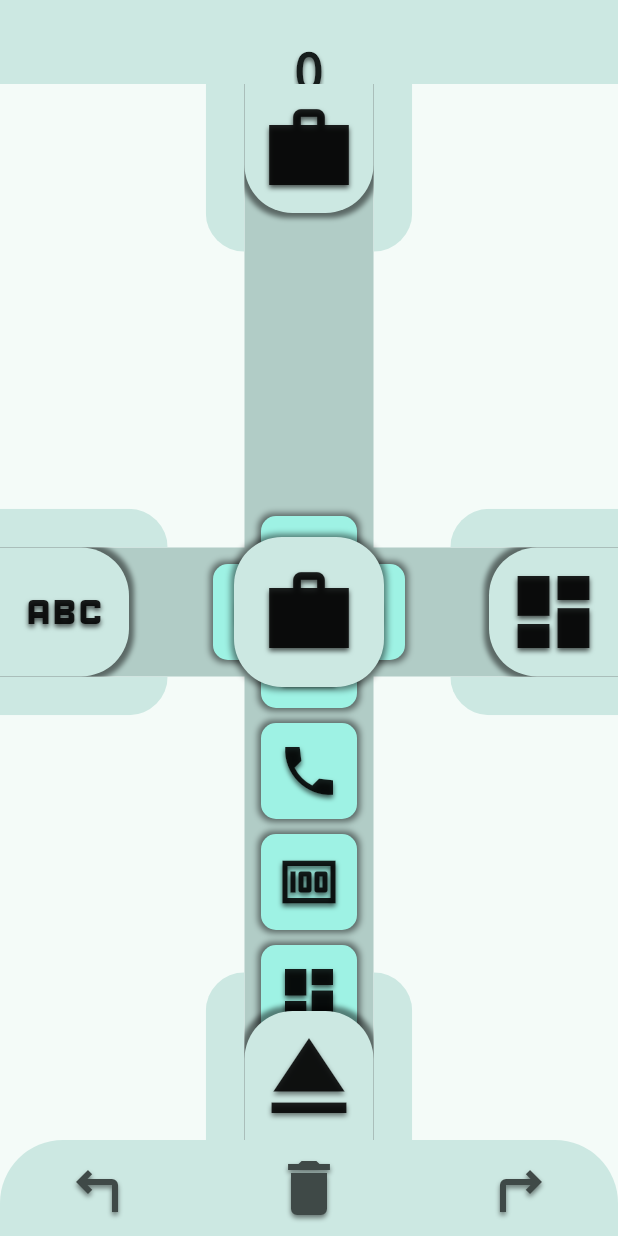
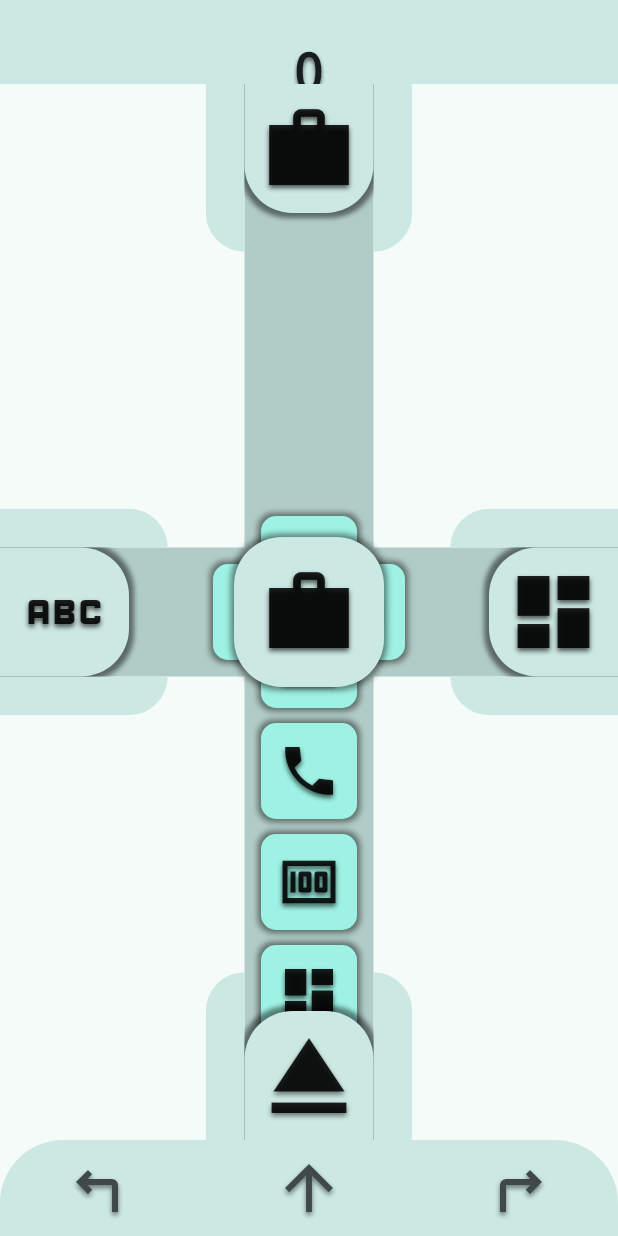
Before and after one commit to QDestTM/material-tap, a Flutter app: the screen it shows after launch, on a phone screen of 412 x 824 dp. Run offline on Flutter 3.47's test engine with Material 3 defaults, Android fonts, the phone set to English and light mode, and no system bars; our stand-ins replace wakelock_plus.

Commit message:
Fixed icon in botton nav-bar of HomePage widget.

```diff
--- a/lib/pages/home.dart
+++ b/lib/pages/home.dart
@@ -487,7 +487,7 @@ class HomePageState extends State<HomePage>
 
 						// Middle move action button
 						_buildBottomNavBarActionButton(
-							context, ResourcePathSide.up, Icons.delete
+							context, ResourcePathSide.up, Icons.arrow_upward
 						),
 
 						// Right move action button
```
